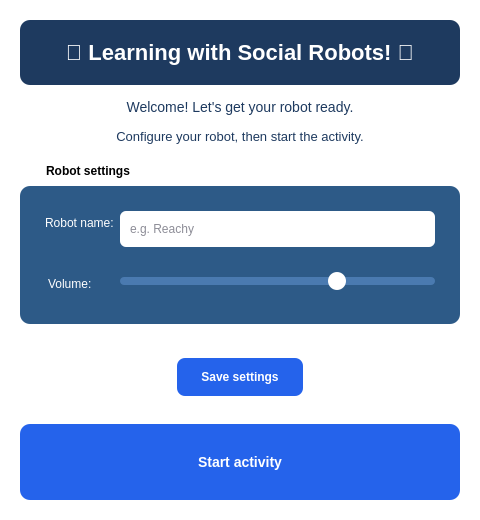
Before: the Qt Designer form interface/config_window.ui in MuhammadMaazA/EduBot, drawn with Qt 5.
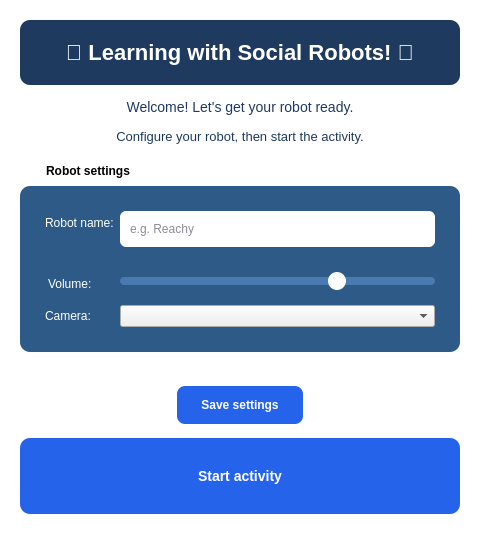
After: the same form once the commit is applied.

Commit message: added camera output

Patch:
```diff
--- a/interface/config_window.ui
+++ b/interface/config_window.ui
@@ -120,6 +120,20 @@
         </property>
        </widget>
       </item>
+      <item row="2" column="0">
+       <widget class="QLabel" name="camera_label">
+        <property name="text">
+         <string>Camera:</string>
+        </property>
+       </widget>
+      </item>
+      <item row="2" column="1">
+       <widget class="QComboBox" name="camera_selector">
+        <property name="toolTip">
+         <string>Choose a camera for the robot view</string>
+        </property>
+       </widget>
+      </item>
      </layout>
     </widget>
    </item>
```
The commit also changes 5 other files.
